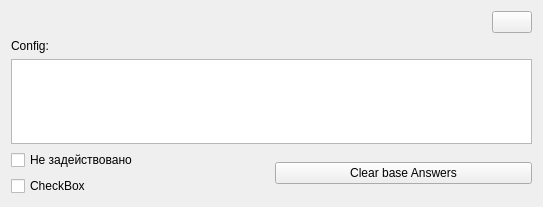
Old version of the form formsettings.ui in the repository GorINIch73/questionnaire.
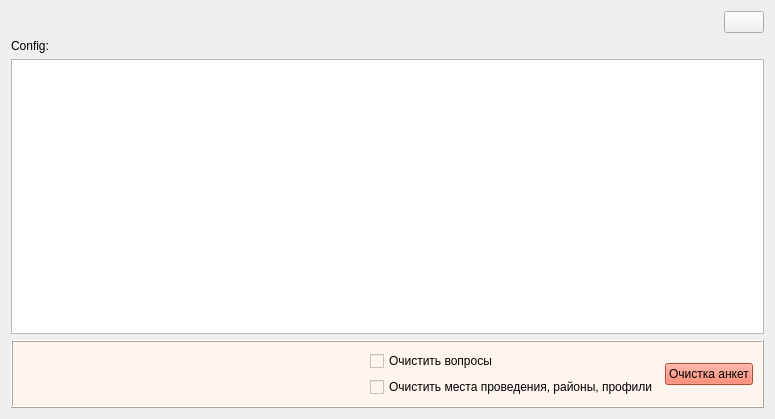
New version of the form. Icons and pictures are not drawn.

```diff
--- a/formsettings.ui
+++ b/formsettings.ui
@@ -6,8 +6,8 @@
    <rect>
     <x>0</x>
     <y>0</y>
-    <width>543</width>
-    <height>207</height>
+    <width>775</width>
+    <height>419</height>
    </rect>
   </property>
   <property name="windowTitle">
@@ -65,18 +65,52 @@
    <item>
     <layout class="QHBoxLayout" name="horizontalLayout_2">
      <item>
+      <widget class="QFrame" name="frame">
+       <property name="sizePolicy">
+        <sizepolicy hsizetype="Preferred" vsizetype="Preferred">
+         <horstretch>0</horstretch>
+         <verstretch>0</verstretch>
+        </sizepolicy>
+       </property>
+       <property name="styleSheet">
+        <string notr="true">background-color: seashell</string>
+       </property>
+       <property name="frameShape">
+        <enum>QFrame::Box</enum>
+       </property>
+       <property name="frameShadow">
+        <enum>QFrame::Raised</enum>
+       </property>
+       <layout class="QHBoxLayout" name="horizontalLayout">
+        <item>
+         <spacer name="horizontalSpacer_2">
+          <property name="orientation">
+           <enum>Qt::Horizontal</enum>
+          </property>
+          <property name="sizeHint" stdset="0">
+           <size>
+            <width>40</width>
+            <height>20</height>
+           </size>
+          </property>
+         </spacer>
+        </item>
+        <item>
       <layout class="QVBoxLayout" name="verticalLayout">
        <item>
         <widget class="QCheckBox" name="checkBox">
          <property name="text">
-          <string>Не задействовано</string>
+             <string>Очистить вопросы</string>
+            </property>
+            <property name="tristate">
+             <bool>false</bool>
          </property>
         </widget>
        </item>
        <item>
         <widget class="QCheckBox" name="checkBox_2">
          <property name="text">
-          <string>CheckBox</string>
+             <string>Очистить места проведения, районы, профили</string>
          </property>
         </widget>
        </item>
@@ -84,9 +118,15 @@
      </item>
      <item>
       <widget class="QPushButton" name="pushButton">
+          <property name="styleSheet">
+           <string notr="true">background-color: tomato</string>
+          </property>
        <property name="text">
-        <string>Clear base Answers</string>
-       </property>
+           <string>Очистка анкет</string>
+          </property>
+         </widget>
+        </item>
+       </layout>
       </widget>
      </item>
     </layout>
```
Left out of the diff: 4 changed lines with no effect on the pictures. Lines whose indentation alone changed are shown as unchanged.
